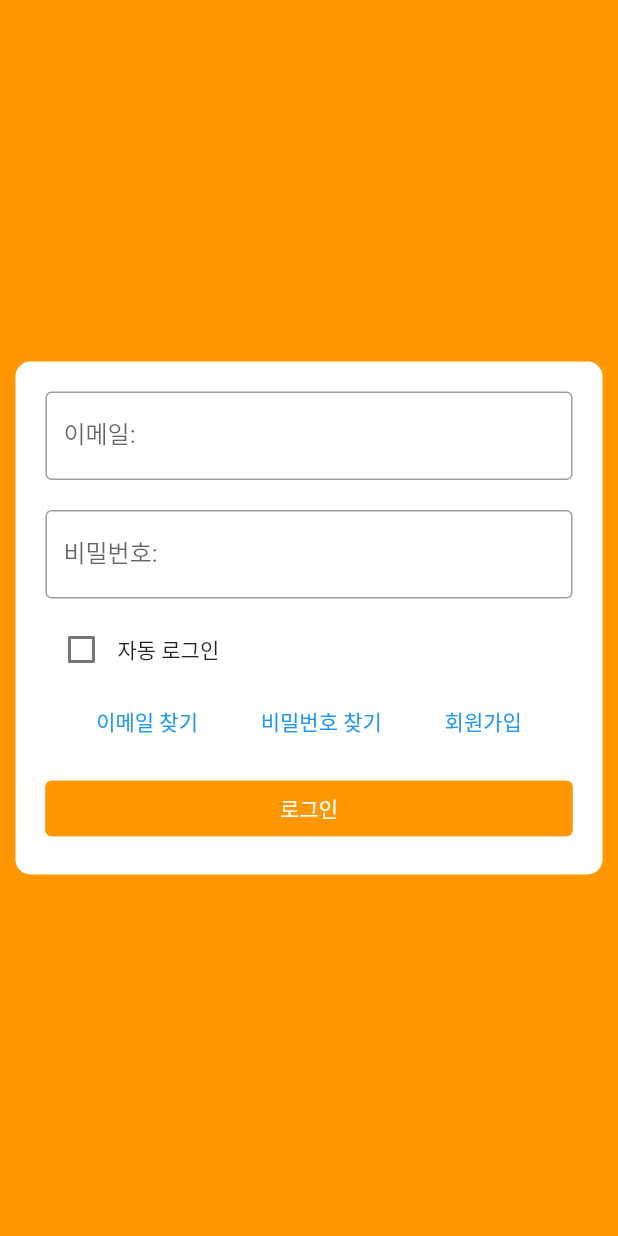
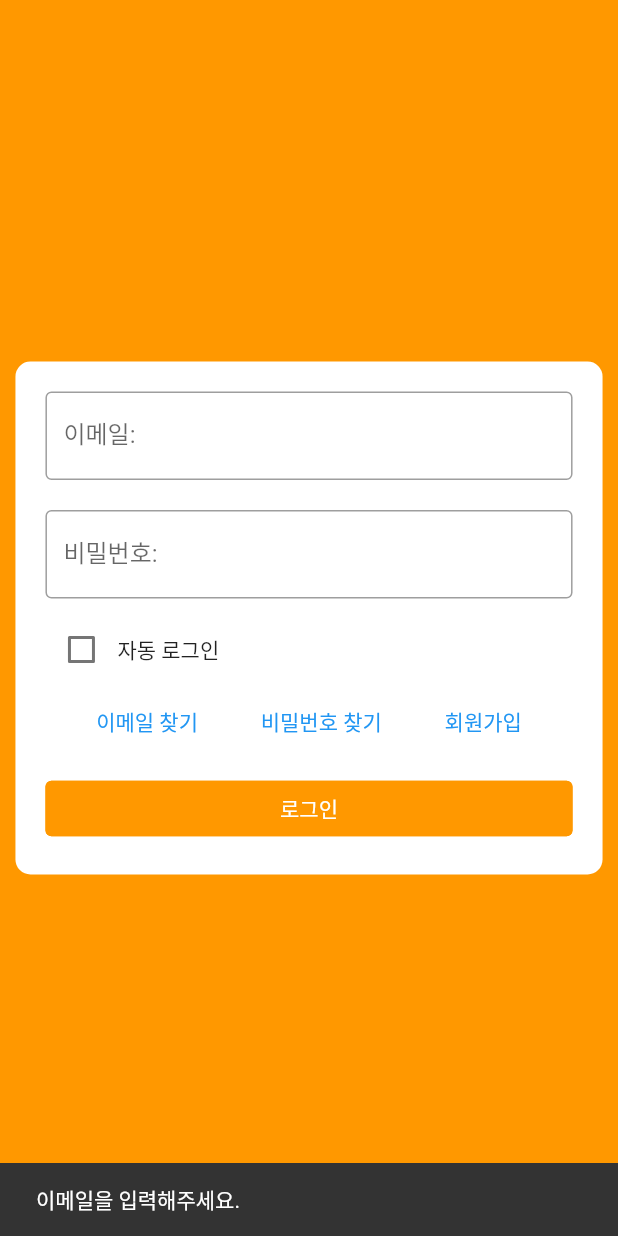
Before and after one commit to dlwlwns52/OnTheWay, a Flutter app: the screen it shows after launch, after a tap on "로그인", on a phone screen of 412 x 824 dp. Run offline on Flutter 3.47's test engine with Material 2 defaults, Android fonts, the phone set to English and light mode, and no system bars; our stand-ins replace auto_size_text, cloud_firestore, firebase_auth, firebase_core, flutter_secure_storage; accounts and stored records are empty.

Commit message:
09/26 1.	이메일 입력시 영문/숫자로만 구성 안그럴시 Setstate()로 경고문 설정 2.	이메일 인증번호 단계 파악 -> 다음 단계 먼저 진행 3.	파이어베이스 데이터베이스에 문서 파일 이름을 해당 사용자 닉네임으로 변경 4.	문제점: 데이터 베이스에 같은 주소의 이메일이 있으면 회원가입x 경고문 o A.	구현 완료 : 회원가입 x, snackbar로 경고문o
09/29
1.	로그인시 이메일과 비밀번호가 공백이거나 틀렸을때 snackbar로 알림.
2.	로그인 창에서 엔터 누르면 이메일 ->비밀번호, 비밀번호 ->로그인으로 이동

```diff
--- a/lib/login_screen.dart
+++ b/lib/login_screen.dart
@@ -1,7 +1,7 @@
 import 'package:firebase_auth/firebase_auth.dart';
 import 'package:flutter/material.dart';
 import 'create_account.dart';
-import 'examunivboard.dart';
+import 'UiBoard.dart';
 
 class LoginScreen extends StatefulWidget {
   @override
@@ -13,8 +13,19 @@ class _LoginScreenState extends State<LoginScreen> {
   final TextEditingController emailController = TextEditingController();
   final TextEditingController passwordController = TextEditingController();
 
+  final FocusNode _EmailToPasswordFocusNode = FocusNode(); // 엔터 눌렀을 때 이메일 -> 비밀번호
+  final FocusNode _PasswordToLoginFocusNode = FocusNode(); // 엔터 눌렀을 때 비밀번호 -> 로그인
+
+  @override
+  void dispose(){
+    _EmailToPasswordFocusNode.dispose();
+    _PasswordToLoginFocusNode.dispose();
+    super.dispose();
+  }
+
   @override
   Widget build(BuildContext context) {
+
     return Scaffold(
       backgroundColor: Colors.orange,
       body: Center(  // Center 위젯 추가
@@ -37,10 +48,14 @@ class _LoginScreenState extends State<LoginScreen> {
                       borderSide: BorderSide(color: Colors.orange), // 경계 색상 설정
                     ),
                   ),
+                  onFieldSubmitted: (value) { // 'next' 버튼이 클릭되면
+                    FocusScope.of(context).requestFocus(_EmailToPasswordFocusNode); // 이메일 필드 -> 비밀번호 필드
+                  },
                 ),
                 SizedBox(height: 20), // 필드 사이에 간격 추가
                 TextFormField(
                   // 비밀번호를 입력받는 필드
+                  focusNode: _EmailToPasswordFocusNode,
                   controller: passwordController,
                   decoration: InputDecoration(
                     labelText: '비밀번호:', // 레이블 텍스트 설정
@@ -48,7 +63,8 @@ class _LoginScreenState extends State<LoginScreen> {
                       borderSide: BorderSide(color: Colors.orange), // 경계 색상 설정
                     ),
                   ),
-                  obscureText: true, // 비밀번호를 별표로 표시
+                  // obscureText: true, // 비밀번호를 별표로 표시
+                  onFieldSubmitted: (value) => _login(), // 비밀번호 필드 -> 로그인
                 ),
                 SizedBox(height: 10),
 
@@ -97,32 +113,7 @@ class _LoginScreenState extends State<LoginScreen> {
                   width: double.infinity, // 버튼의 가로 길이를 최대로 설정
                   child: TextButton(
                     child: Text("로그인"),
-                    onPressed: () async {
-
-                      final FirebaseAuth _auth = FirebaseAuth.instance;
-                      UserCredential userCredential = await _auth.signInWithEmailAndPassword(
-                        email: emailController.text,
-                        password: passwordController.text,
-                      );
-
-                      // 로그인 성공
-                      Navigator.pushReplacement(
-                        context,
-                        MaterialPageRoute(builder: (context) => BoardPage()),
-                      );
-
-                      // 로그인 성공 메시지 표시
-                      ScaffoldMessenger.of(context).showSnackBar(
-                        SnackBar(content: Text('로그인이 완료되었습니다.')),
-                      );
-
-                      // 사용자에게 에러 메시지를 표시
-                      ScaffoldMessenger.of(context).showSnackBar(
-                        SnackBar(content: Text('이메일과 비밀번호를 확인해주세요.')),
-                      );
-
-                  },
-
+                    onPressed: _login,
                     style: TextButton.styleFrom(
                       primary: Colors.white, // 글자 색상
                       backgroundColor: Colors.orange, // 버튼 색상
@@ -138,4 +129,61 @@ class _LoginScreenState extends State<LoginScreen> {
       ),
     );
   }
+
+  void _login() async{
+    final FirebaseAuth _auth = FirebaseAuth.instance;
+
+    if(emailController.text.isEmpty){
+      ScaffoldMessenger.of(context).showSnackBar(
+          SnackBar(content: Text('이메일을 입력해주세요.'))
+      );
+      return;
+    }
+
+    if(passwordController.text.isEmpty){
+      ScaffoldMessenger.of(context).showSnackBar(
+          SnackBar(content: Text("비밀번호를 입력해주세요"))
+      );
+      return;
+    }
+
+    try {
+      UserCredential userCredential = await _auth.signInWithEmailAndPassword(
+        email: emailController.text,
+        password: passwordController.text,
+      );
+
+      if (userCredential.user != null) {
+        // 로그인 성공
+        Navigator.pushReplacement(
+          context,
+          MaterialPageRoute(builder: (context) => BoardPage()),
+        );
+        // 로그인 성공 메시지 표시
+        ScaffoldMessenger.of(context).showSnackBar(
+          SnackBar(content: Text('로그인이 완료되었습니다.')),
+        );
+      }
+    } catch (e) { //스낵바로 이메일 또는 비밀번호 계정 확인
+      if (e is FirebaseAuthException) {
+        switch (e.code) {
+          case 'user-not-found':
+            ScaffoldMessenger.of(context).showSnackBar(
+              SnackBar(content: Text('해당 이메일의 계정이 존재하지 않습니다.')),
+            );
+            break;
+          case 'wrong-password':
+            ScaffoldMessenger.of(context).showSnackBar(
+              SnackBar(content: Text("비밀번호가 틀렸습니다.")),
+            );
+            break;
+        }
+      } else {
+        ScaffoldMessenger.of(context).showSnackBar(
+          SnackBar(content: Text('알 수 없는 오류가 발생했습니다. 잠시 뒤에 다시 시도해주세요.')),
+        );
+      }
+    }
+  }
+
 }
--- a/lib/main.dart
+++ b/lib/main.dart
@@ -1,7 +1,8 @@
 import 'package:flutter/material.dart';
 import 'login_screen.dart';
 import 'package:firebase_core/firebase_core.dart';
-import 'package:firebase_auth/firebase_auth.dart';
+// import 'package:firebase_auth/firebase_auth.dart';
+import 'package:auto_size_text/auto_size_text.dart';
 
 
 void main() async {
@@ -18,6 +19,7 @@ Future<String> loadSomeData() async {
 class MyApp extends StatelessWidget {
   @override
   Widget build(BuildContext context) {
+
     return MaterialApp(
       debugShowCheckedModeBanner: false,
       home: FutureBuilder(
@@ -40,20 +42,26 @@ class LoadingScreen extends StatelessWidget {
   @override
   Widget build(BuildContext context) {
     return Scaffold(
+
       body: Padding(
         padding: EdgeInsets.only(top: MediaQuery.of(context).size.height * 0.3),
         child: Column(
-          mainAxisAlignment: MainAxisAlignment.start,
+          mainAxisAlignment: MainAxisAlignment.start, // 주 축(수직 방향)의 정렬을 설정합니다.
+          crossAxisAlignment: CrossAxisAlignment.center, // 교차 축(수평 방향)의 정렬을 설정합니다.
           children: <Widget>[
-            Text(
-              "OnTheWay",
+            AutoSizeText(
+              'OnTheWay',
+              textAlign: TextAlign.center,
               style: TextStyle(
                 fontWeight: FontWeight.bold,
                 fontSize: 80,
                 color: Colors.orange,
               ),
+              maxLines: 1,
             ),
+
             SizedBox(height: 30),
+
             CircularProgressIndicator(
               valueColor: AlwaysStoppedAnimation<Color>(Colors.orange),
             ),
--- a/pubspec.yaml
+++ b/pubspec.yaml
@@ -37,6 +37,7 @@ dependencies:
   shared_preferences: ^2.2.0
   flutter_secure_storage: ^8.0.0
   intl: ^0.18.1
+  auto_size_text: ^3.0.0
   # 필요에 따라 버전을 조절하거나 더 최신 버전을 사용해도 좋습니다.
 
   # The following adds the Cupertino Icons font to your application.
```
Also changed, not shown: lib/UiBoard.dart (added, +74 -0 lines), lib/create_account.dart (+85 -17 lines), lib/examunivboard.dart (deleted, +0 -43 lines), lib/Find_Id.dart (added), lib/Find_password.dart (added), pubspec.lock, 1 other file.
